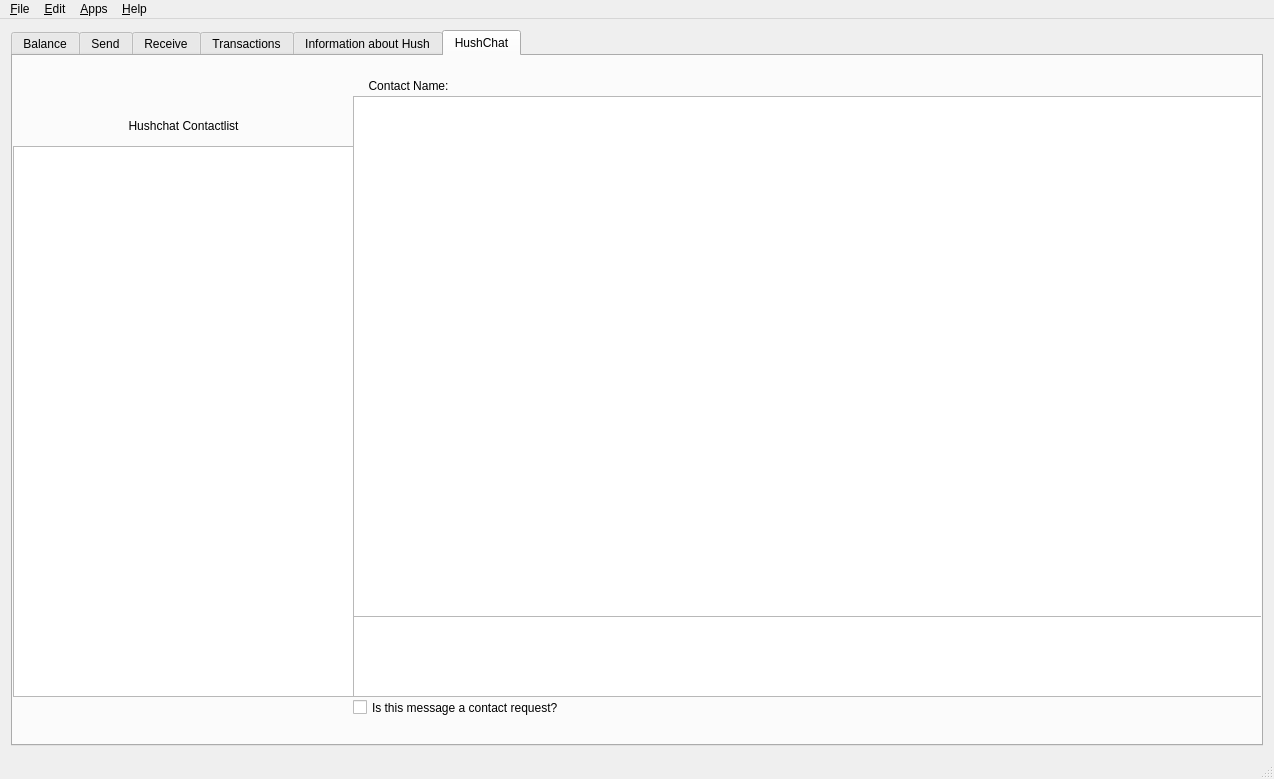
This is src/mainwindow.ui in jahway603/SilentDragonLite as Qt 5 draws it before an edit. The edited form follows.
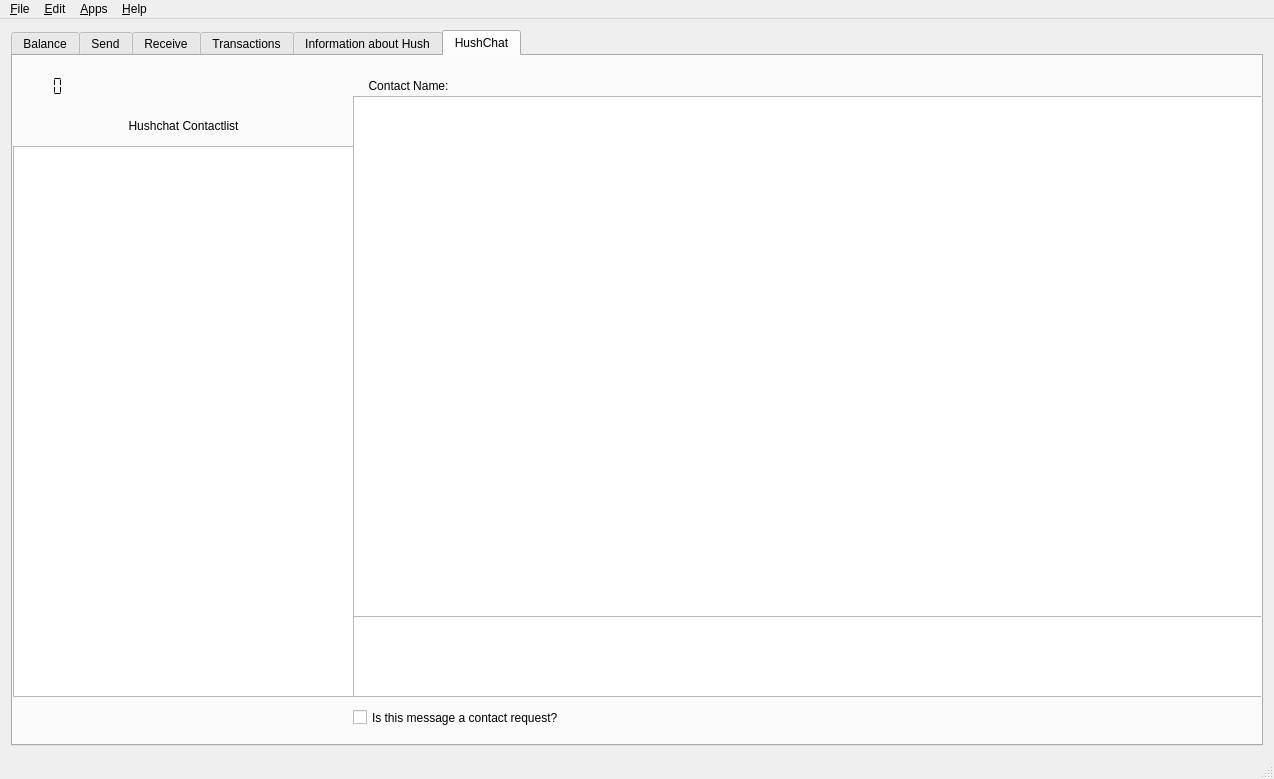
This is the edited form. Icons and pictures are not drawn. Custom widgets are drawn as their Qt base class.

Commit message: add notification and different themes to buttons

The edit to the form file:
```diff
--- a/src/mainwindow.ui
+++ b/src/mainwindow.ui
@@ -1479,7 +1479,7 @@
         <property name="geometry">
          <rect>
           <x>340</x>
-          <y>640</y>
+          <y>650</y>
           <width>261</width>
           <height>23</height>
          </rect>
@@ -1491,10 +1491,10 @@
        <widget class="QPushButton" name="safeContactRequest">
         <property name="geometry">
          <rect>
-          <x>90</x>
-          <y>0</y>
-          <width>71</width>
-          <height>61</height>
+          <x>270</x>
+          <y>580</y>
+          <width>51</width>
+          <height>51</height>
          </rect>
         </property>
         <property name="baseSize">
@@ -1523,10 +1523,10 @@
        <widget class="QPushButton" name="pushContact">
         <property name="geometry">
          <rect>
-          <x>170</x>
-          <y>0</y>
-          <width>71</width>
-          <height>61</height>
+          <x>10</x>
+          <y>30</y>
+          <width>41</width>
+          <height>41</height>
          </rect>
         </property>
         <property name="baseSize">
@@ -1547,14 +1547,47 @@
         </property>
         <property name="iconSize">
          <size>
-          <width>43</width>
-          <height>49</height>
+          <width>33</width>
+          <height>35</height>
          </size>
         </property>
         <property name="flat">
          <bool>true</bool>
         </property>
        </widget>
+       <widget class="QLCDNumber" name="lcdNumber">
+        <property name="geometry">
+         <rect>
+          <x>30</x>
+          <y>20</y>
+          <width>31</width>
+          <height>21</height>
+         </rect>
+        </property>
+        <property name="frameShape">
+         <enum>QFrame::NoFrame</enum>
+        </property>
+        <property name="digitCount">
+         <number>1</number>
+        </property>
+        <property name="segmentStyle">
+         <enum>QLCDNumber::Flat</enum>
+        </property>
+        <property name="value" stdset="0">
+         <double>0.000000000000000</double>
+        </property>
+       </widget>
+       <zorder>lcdNumber</zorder>
+       <zorder>listContactWidget</zorder>
+       <zorder>label_39</zorder>
+       <zorder>memoTxtChat</zorder>
+       <zorder>contactNameMemo</zorder>
+       <zorder>sendChatButton</zorder>
+       <zorder>contactNameMemo_3</zorder>
+       <zorder>listChat</zorder>
+       <zorder>request</zorder>
+       <zorder>safeContactRequest</zorder>
+       <zorder>pushContact</zorder>
       </widget>
      </widget>
     </item>
```
Left out of the diff: 9 changed lines with no effect on the pictures. The commit also changes 2 other files.
